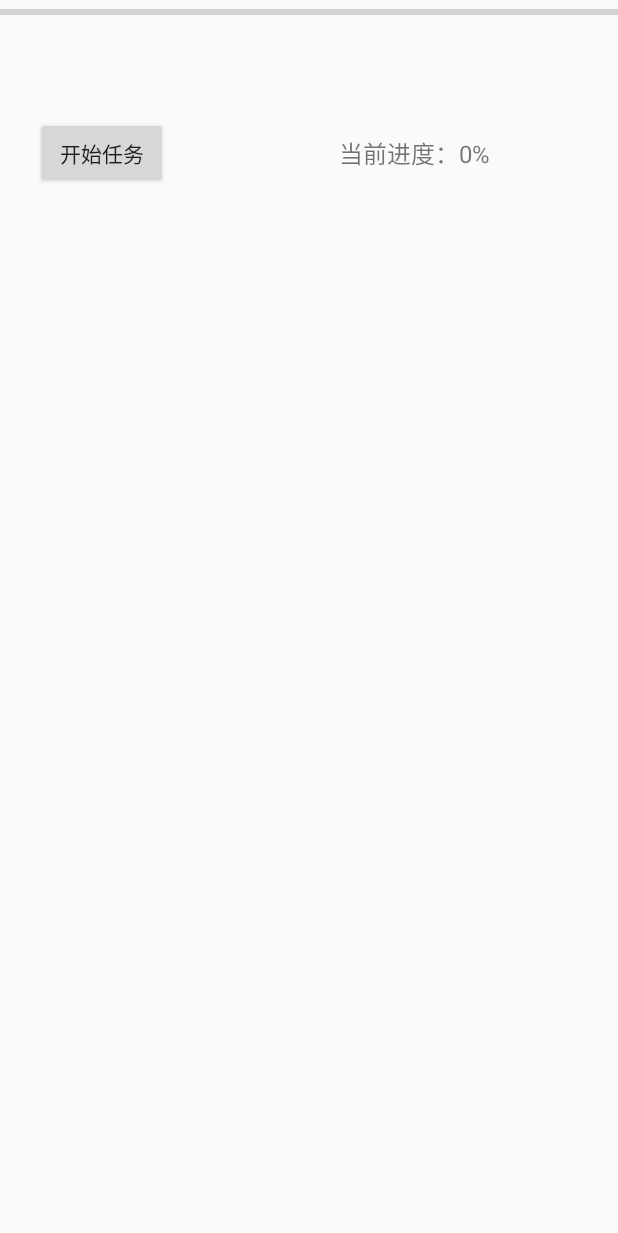
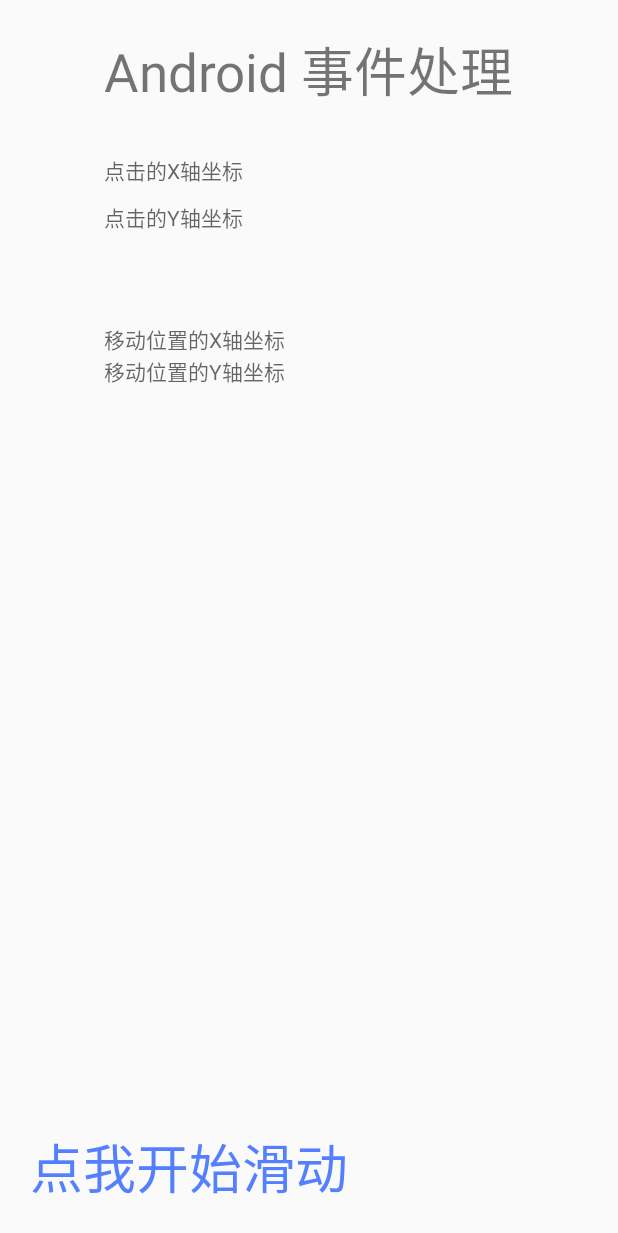
Before and after one commit to hust-MC/AndroidTutorial, an Android app: the screen it shows after launch (MainActivity), on a phone screen of 412 x 824 dp. Shown: the top 1233 px of the screen. Run offline under Robolectric (Android 15) with nearby library versions, the light colour scheme and no system bars.

Commit message:
【截稿】39 Touch

```diff
--- a/app/src/main/java/com/emercy/myapplication/MainActivity.java
+++ b/app/src/main/java/com/emercy/myapplication/MainActivity.java
@@ -3,76 +3,63 @@
 
 import android.app.Activity;
 import android.os.Bundle;
-import android.os.Handler;
-import android.os.Message;
+import android.view.MotionEvent;
 import android.view.View;
-import android.widget.Button;
-import android.widget.ProgressBar;
 import android.widget.TextView;
 
 public class MainActivity extends Activity {
+    float xAxis = 0f;
+    float yAxis = 0f;
 
-    private static final int MAX = 100;
-    private static final int START_PROGRESS = 100;
-    private static final int UPDATE_COUNT = 200;
+    float downXAxis = 0f;
+    float downYAxis = 0f;
 
-    private ProgressBar progressBar;
-    private Button startProgress;
-    private TextView textView;
-    private boolean mHasStart;
-
-    // 任务2：在主线程刷新进度条
-    Handler mHandlerThread = new Handler() {
-        @Override
-        public void handleMessage(Message msg) {
-            super.handleMessage(msg);
-            if (msg.what == START_PROGRESS) {
-                if (!mHasStart) {
-                    thread.start();
-                    mHasStart = true;
-                }
-            } else if (msg.what == UPDATE_COUNT) {
-                textView.setText("当前进度：" + msg.arg1 + "%");
-                progressBar.setProgress(msg.arg1);
-            }
-        }
-    };
-
-    // 任务1：在子线程执行耗时操作，通过sleep模拟耗时任务
-    Thread thread = new Thread(new Runnable() {
-        @Override
-        public void run() {
-            for (int i = 0; i <= 100; i++) {
-                try {
-                    // 一秒钟的耗时操作
-                    Thread.sleep(1000);
-                } catch (InterruptedException e) {
-                    e.printStackTrace();
-                }
-                Message message = new Message();
-                message.what = UPDATE_COUNT;
-                message.arg1 = i;
-                mHandlerThread.sendMessage(message);
-            }
-        }
-    });
+    TextView downX, downY, moveX, moveY;
+    TextView touch;
 
     @Override
     protected void onCreate(Bundle savedInstanceState) {
         super.onCreate(savedInstanceState);
         setContentView(R.layout.activity_main);
-        progressBar = findViewById(R.id.progressBar);
-        startProgress = findViewById(R.id.start_progress);
-        textView = findViewById(R.id.textView);
-        progressBar.setMax(MAX);
 
-        startProgress.setOnClickListener(new View.OnClickListener() {
+        downX = findViewById(R.id.down_x);
+        downY = findViewById(R.id.down_y);
+        moveX = findViewById(R.id.move_x);
+        moveY = findViewById(R.id.move_y);
+
+        touch = findViewById(R.id.touch);
+
+        touch.setOnTouchListener(new View.OnTouchListener() {
             @Override
-            public void onClick(View view) {
-                // 任务3：通过Handler传递进度消息
-                Message message = new Message();
-                message.what = START_PROGRESS;
-                mHandlerThread.sendEmptyMessage(START_PROGRESS);
+            public boolean onTouch(View v, MotionEvent event) {
+                final int actionPeformed = event.getAction();
+
+                switch (actionPeformed) {
+                    case MotionEvent.ACTION_DOWN: {
+                        downXAxis = event.getX();
+                        downYAxis = event.getY();
+
+                        downX.setText("按下的位置横坐标：" + downXAxis);
+                        downY.setText("按下的位置纵坐标：" + downYAxis);
+                        break;
+                    }
+
+                    case MotionEvent.ACTION_MOVE: {
+                        final float x = event.getX();
+                        final float y = event.getY();
+
+                        final float dx = x - downXAxis;
+                        final float dy = y - downYAxis;
+
+                        xAxis += dx;
+                        yAxis += dy;
+
+                        moveX.setText("移动距离的横坐标：" + xAxis);
+                        moveY.setText("移动距离的纵坐标：" + yAxis);
+                        break;
+                    }
+                }
+                return true;
             }
         });
     }
--- a/app/src/main/res/layout/activity_main.xml
+++ b/app/src/main/res/layout/activity_main.xml
@@ -1,36 +1,66 @@
 <?xml version="1.0" encoding="utf-8"?>
 <RelativeLayout xmlns:android="http://schemas.android.com/apk/res/android"
+    xmlns:tools="http://schemas.android.com/tools"
     android:layout_width="match_parent"
-    android:layout_height="match_parent">
+    android:layout_height="match_parent"
+    android:padding="20dp"
+    android:transitionGroup="true"
+    tools:context=".MainActivity">
 
-    <ProgressBar
-        android:id="@+id/progressBar"
-        style="?android:attr/progressBarStyleHorizontal"
+    <TextView
+        android:id="@+id/title"
+        android:layout_width="wrap_content"
+        android:layout_height="wrap_content"
+        android:layout_alignParentTop="true"
+        android:layout_centerHorizontal="true"
+        android:text="Android 事件处理"
+        android:textSize="35dp" />
+
+    <TextView
+        android:id="@+id/down_x"
         android:layout_width="match_parent"
         android:layout_height="wrap_content"
-        android:layout_alignParentStart="true"
-        android:layout_alignParentTop="true" />
+        android:layout_below="@+id/title"
+        android:layout_alignStart="@+id/title"
+        android:layout_marginTop="30dp"
+        android:hint="点击的X轴坐标"
+        android:textColor="@color/colorPrimary" />
 
-    <Button
-        android:id="@+id/start_progress"
+    <TextView
+        android:id="@+id/down_y"
+        android:layout_width="match_parent"
+        android:layout_height="wrap_content"
+        android:layout_below="@+id/down_x"
+        android:layout_alignStart="@+id/down_x"
+        android:layout_marginTop="10dp"
+        android:hint="点击的Y轴坐标"
+        android:textColor="@color/colorPrimary" />
+
+    <TextView
+        android:id="@+id/move_x"
+        android:layout_width="match_parent"
+        android:layout_height="wrap_content"
+        android:layout_below="@+id/down_y"
+        android:layout_alignStart="@+id/down_y"
+        android:layout_marginTop="60dp"
+        android:hint="移动位置的X轴坐标"
+        android:textColor="@color/colorPrimaryDark" />
+
+    <TextView
+        android:id="@+id/move_y"
+        android:layout_width="match_parent"
+        android:layout_height="wrap_content"
+        android:layout_below="@+id/move_x"
+        android:layout_alignStart="@+id/move_x"
+        android:hint="移动位置的Y轴坐标"
+        android:textColor="@color/colorPrimaryDark" />
+
+    <TextView
+        android:id="@+id/touch"
         android:layout_width="wrap_content"
         android:layout_height="wrap_content"
-        android:layout_below="@+id/progressBar"
-        android:layout_alignParentStart="true"
-        android:layout_marginStart="24dp"
-        android:layout_marginTop="62dp"
-        android:text="开始任务" />
-
-    <TextView
-        android:id="@+id/textView"
-        android:layout_width="wrap_content"
-        android:layout_height="wrap_content"
-        android:layout_alignTop="@+id/start_progress"
-        android:layout_alignBottom="@+id/start_progress"
-        android:layout_alignParentEnd="true"
-        android:layout_marginEnd="85dp"
-        android:gravity="center"
-        android:text="当前进度：0%"
-        android:textSize="16sp" />
-
+        android:layout_alignParentBottom="true"
+        android:text="点我开始滑动"
+        android:textColor="#ff5480ff"
+        android:textSize="35sp" />
 </RelativeLayout>
```
